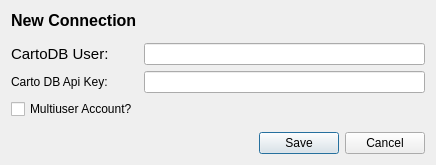
gkudos/qgis-cartodb, file ui/NewConnection.ui: the form before one commit.
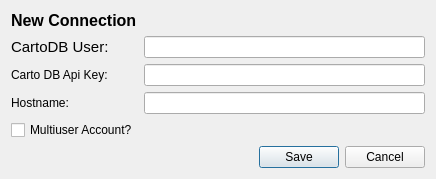
The form after the commit.

Commit message: Allow connecting to any carto hostname

What changed in the file:
```diff
--- a/ui/NewConnection.ui
+++ b/ui/NewConnection.ui
@@ -74,6 +74,18 @@
       <widget class="QLineEdit" name="apiKeyTX"/>
      </item>
      <item row="2" column="0">
+      <widget class="QLabel" name="hostNameLabel">
+       <property name="text">
+        <string>Hostname:</string>
+       </property>
+      </widget>
+     </item>
+     <item row="2" column="1">
+      <widget class="QLineEdit" name="hostNameTX"/>
+     </item>     
+
+     <!-- multiuser -->
+     <item row="3" column="0">
       <widget class="QCheckBox" name="multiuserCH">
        <property name="text">
         <string>Multiuser Account?</string>
```
Left out of the diff: 7 changed lines with no effect on the pictures. The commit also changes 7 other files.
